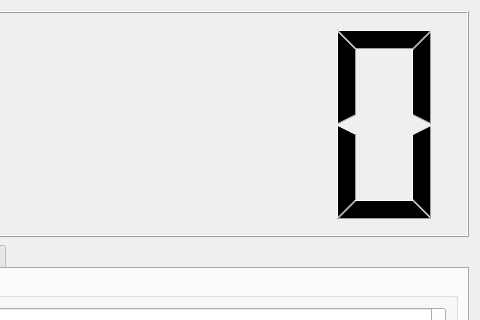
The window that ui/bigdisplay.ui (docsteer/sacnview) describes before a commit, drawn with Qt 5; both pictures show x 160 to 640 and y 0 to 320 of the 640 by 480 pixel window.
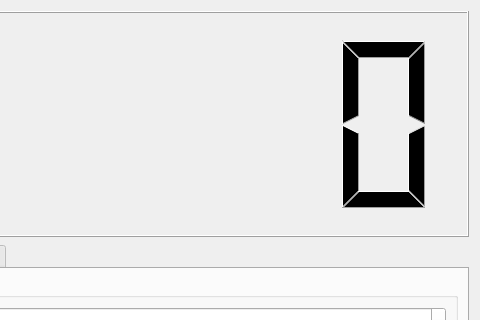
The same window after the commit.

Commit message:
Big Display Tweaks
Some odd things were happening with big display in percent - changed to
use the HTOPT table and split data process and display

```diff
--- a/ui/bigdisplay.ui
+++ b/ui/bigdisplay.ui
@@ -39,6 +39,9 @@
          <verstretch>0</verstretch>
         </sizepolicy>
        </property>
+       <property name="smallDecimalPoint">
+        <bool>true</bool>
+       </property>
       </widget>
      </item>
      <item>
```
The commit also changes 2 other files.
